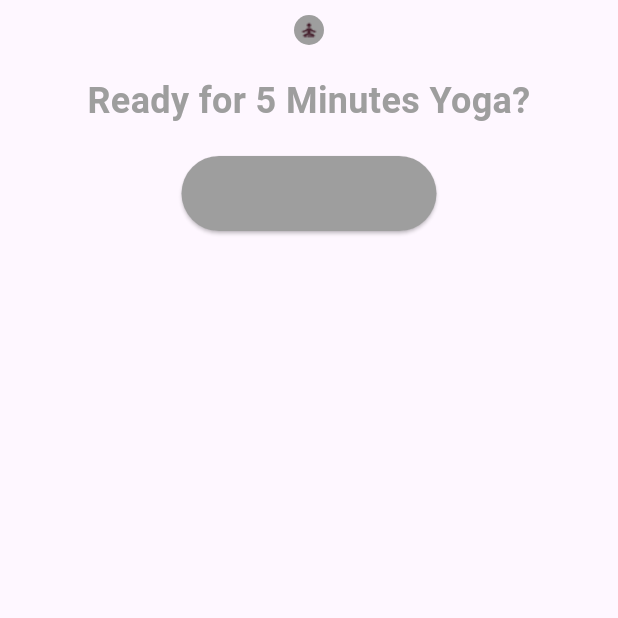
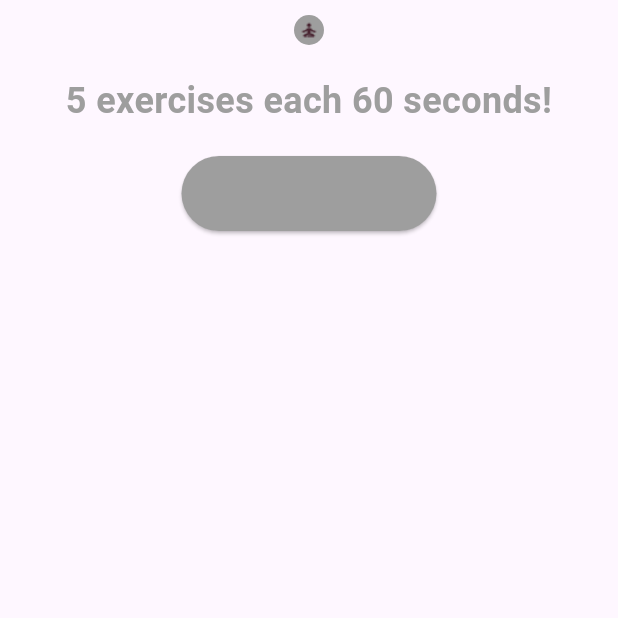
Before and after one commit to inagege/eis, a Flutter app: the YogaScreens screen opened directly with empty values, on a phone screen of 412 x 824 dp, the top half of it. Run offline on Flutter 3.47's test engine with Material 3 defaults, Android fonts, the phone set to English and light mode, and no system bars; our stand-ins replace shared_preferences; missing offline and left inert: is_first_run; accounts and stored records are empty.

Commit message:
Changed description at beginning of yoga to indicate each exercise is for 1 min

```diff
--- a/lib/Screens/yogascreens.dart
+++ b/lib/Screens/yogascreens.dart
@@ -30,7 +30,7 @@ class _YogaScreensState extends State<YogaScreens> {
   final List<Map<String, dynamic>> screens = [
     {
       'title': 'Ready to start?',
-      'description': 'Ready for 5 Minutes Yoga?',
+      'description': '5 exercises each 60 seconds!',
       'buttonText': 'Start Session!',
       'imageWidth': 85.0,
       'imageHeight': 40.0,
```
